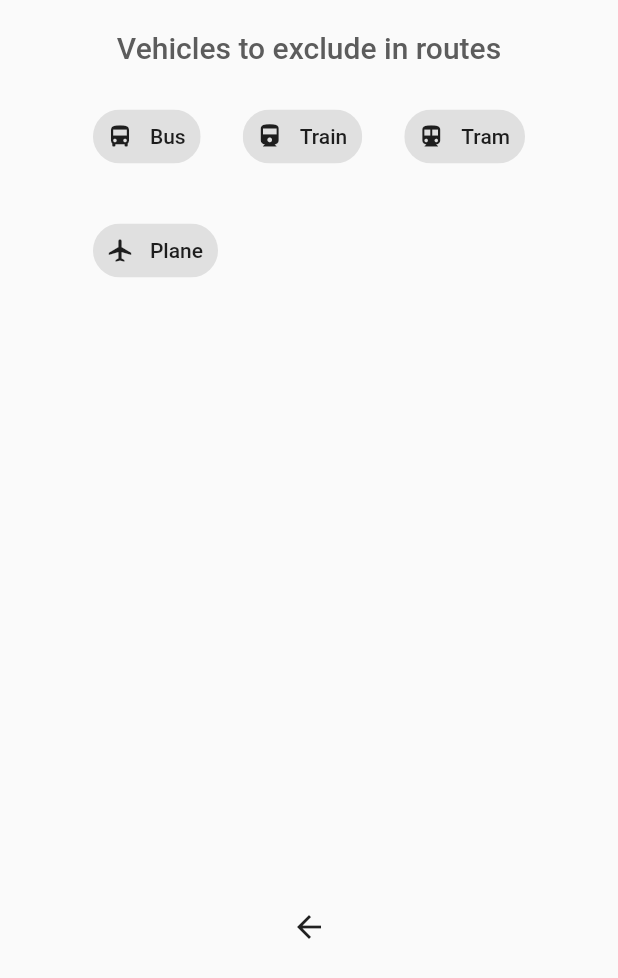
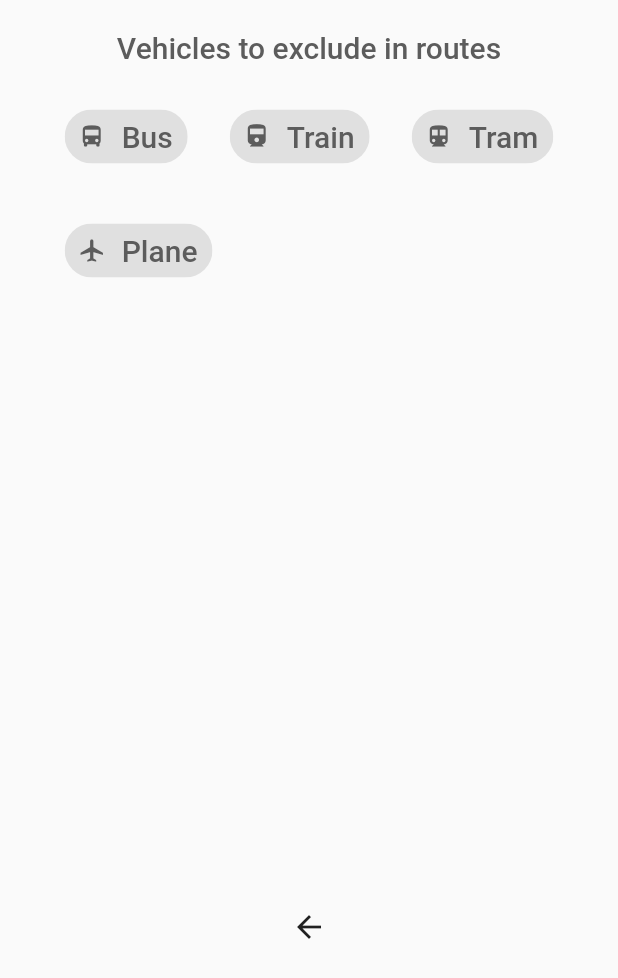
Before and after one commit to eleven3000/Lanes, a Flutter app: the ExtraFilterSheet widget shown alone on an empty page, opened directly, on a phone screen of 412 x 824 dp. Shown: the top 978 px of the screen. Run offline on Flutter 3.47's test engine with Material 2 defaults, Android fonts, the phone set to English and light mode, and no system bars; our stand-ins replace auto_size_text, chopper, dropdown_search, flutter_riverpod, flutter_spinkit, hive and 2 more; accounts and stored records are empty; generated files the repository leaves out were written again.

Commit message:
style fix

```diff
--- a/lib/widgets/extra_filter_sheet.dart
+++ b/lib/widgets/extra_filter_sheet.dart
@@ -28,11 +28,11 @@ class _ExtraFilterSheetState extends State<ExtraFilterSheet> {
         padding: const EdgeInsets.all(4.0),
         child: FilterChip(
           backgroundColor: lightGrey,
-                  selectedColor: lightBlue,
-                  labelPadding: EdgeInsets.symmetric(
+          selectedColor: lightBlue,
+          labelPadding: EdgeInsets.symmetric(
                       vertical: 2.0, horizontal: 6.0),
-          avatar: Icon(type.icon),
-          label: Text(type.name),
+          avatar: Icon(type.icon, color: darkGrey,),
+          label: Text(type.name, style: largeDarkGrey),
           selected: _filtersSet.contains(type),
           onSelected: (bool value) {
             setState(() {
```
